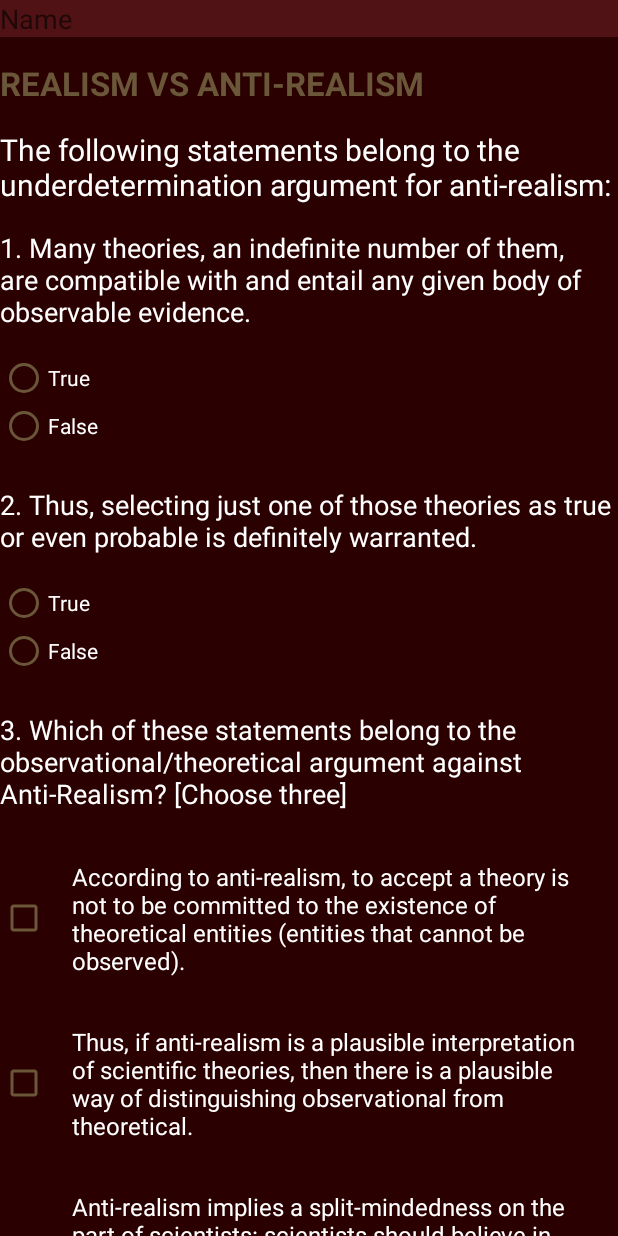
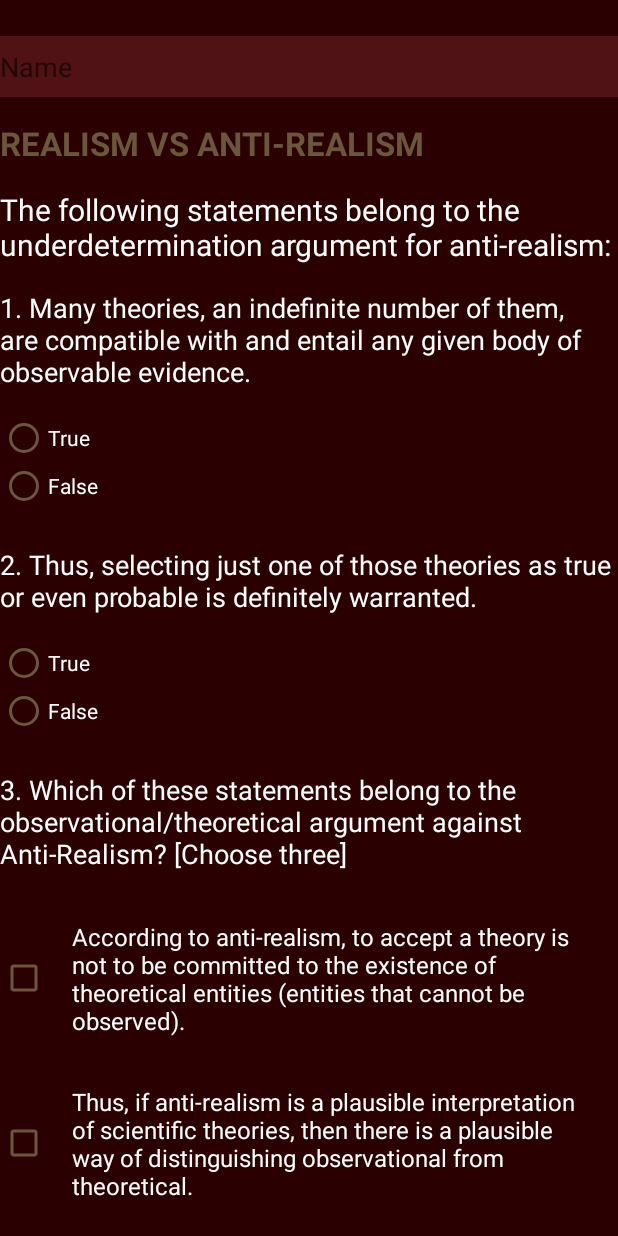
Before and after one commit to AM2037/PhilosophyQuizApp, an Android app: the screen it shows after launch (MainActivity), on a phone screen of 412 x 824 dp. Run offline under Robolectric (Android 15) with nearby library versions, the phone set to English and light mode, and no system bars.

Commit message:
Optimized padding and margin in XML

```diff
--- a/app/src/main/java/com/example/android/philosophyquizapp/MainActivity.java
+++ b/app/src/main/java/com/example/android/philosophyquizapp/MainActivity.java
@@ -113,7 +113,7 @@ public class MainActivity extends AppCompatActivity {
     }
 
 
-    private String createScoreSummary(String name, int score) {
+   private String createScoreSummary(String name, int score) {
         String scoreSummary = String.format(getString(R.string.score_summary_name), name);
         scoreSummary += "\n" + getString(R.string.score_summary_score) + score;
         return scoreSummary;
--- a/app/src/main/res/layout/activity_main.xml
+++ b/app/src/main/res/layout/activity_main.xml
@@ -2,12 +2,16 @@
 <ScrollView xmlns:android="http://schemas.android.com/apk/res/android"
     xmlns:tools="http://schemas.android.com/tools"
     android:layout_width="match_parent"
-    android:layout_height="match_parent">
+    android:layout_height="match_parent"
+    android:background="@color/colorPrimaryDark"
+    android:fillViewport="true">
 
     <LinearLayout xmlns:android="http://schemas.android.com/apk/res/android"
         xmlns:tools="http://schemas.android.com/tools"
         android:layout_width="match_parent"
         android:layout_height="wrap_content"
+        android:paddingTop="@dimen/margin2"
+        android:paddingBottom="@dimen/margin2"
         android:background="@color/colorPrimary"
         android:orientation="vertical"
         tools:context="com.example.android.PhilosophyQuizApp.MainActivity">
@@ -17,6 +21,8 @@
             android:id="@+id/name_field"
             android:layout_width="match_parent"
             android:layout_height="wrap_content"
+            android:paddingTop="@dimen/padding"
+            android:paddingBottom="@dimen/padding"
             android:hint="@string/hint1"
             android:inputType="textCapWords"
             android:textColor="@android:color/white"
@@ -122,7 +128,7 @@
             android:id="@+id/first_checkbox"
             android:layout_width="wrap_content"
             android:layout_height="wrap_content"
-            android:padding="@dimen/padding_checkbox"
+            android:padding="@dimen/padding2"
             android:text="@string/question3_checkbox1"
             android:textSize="@dimen/answer_text_size"
             android:onClick="checkBox"
@@ -133,7 +139,7 @@
             android:id="@+id/second_checkbox"
             android:layout_width="wrap_content"
             android:layout_height="wrap_content"
-            android:padding="@dimen/padding_checkbox"
+            android:padding="@dimen/padding2"
             android:text="@string/question3_checkbox2"
             android:textSize="@dimen/answer_text_size"
             android:onClick="checkBox"
@@ -144,7 +150,7 @@
             android:id="@+id/third_checkbox"
             android:layout_width="wrap_content"
             android:layout_height="wrap_content"
-            android:padding="@dimen/padding_checkbox"
+            android:padding="@dimen/padding2"
             android:text="@string/question3_checkbox3"
             android:textSize="@dimen/answer_text_size"
             android:onClick="checkBox"
@@ -155,7 +161,7 @@
             android:id="@+id/fourth_checkbox"
             android:layout_width="wrap_content"
             android:layout_height="wrap_content"
-            android:padding="@dimen/padding_checkbox"
+            android:padding="@dimen/padding2"
             android:text="@string/question3_checkbox4"
             android:textSize="@dimen/answer_text_size"
             android:onClick="checkBox"
@@ -326,7 +332,7 @@
             <RadioButton
                 android:layout_width="wrap_content"
                 android:layout_height="wrap_content"
-                android:layout_marginBottom="@dimen/margin2"
+                android:layout_marginBottom="@dimen/padding"
                 android:text="@string/question6_radiobutton4"
                 android:textSize="@dimen/answer_text_size"
                 android:onClick="radioq6"
@@ -338,7 +344,7 @@
             android:id="@+id/score_summary"
             android:layout_width="wrap_content"
             android:layout_height="wrap_content"
-            android:layout_marginTop="@dimen/margin1"
+            android:paddingTop="@dimen/padding"
             android:text="@string/score_summary_score"
             android:textColor="@android:color/white"
             android:textSize="@dimen/answer_text_size" />
--- a/app/src/main/res/values/dimens.xml
+++ b/app/src/main/res/values/dimens.xml
@@ -1,9 +1,11 @@
 <resources>
+    <dimen name="padding">8dp</dimen>
+    <dimen name="padding2">16dp</dimen>
     <dimen name="topic_text_size">22sp</dimen>
     <dimen name="intro_text_size">20sp</dimen>
     <dimen name="question_text_size">18sp</dimen>
     <dimen name="answer_text_size">16sp</dimen>
-    <dimen name="padding_checkbox">16dp</dimen>
+
     <!-- 16dp between Q&A -->
     <dimen name="margin1">16dp</dimen>
     <!-- 24dp between each question -->
```
